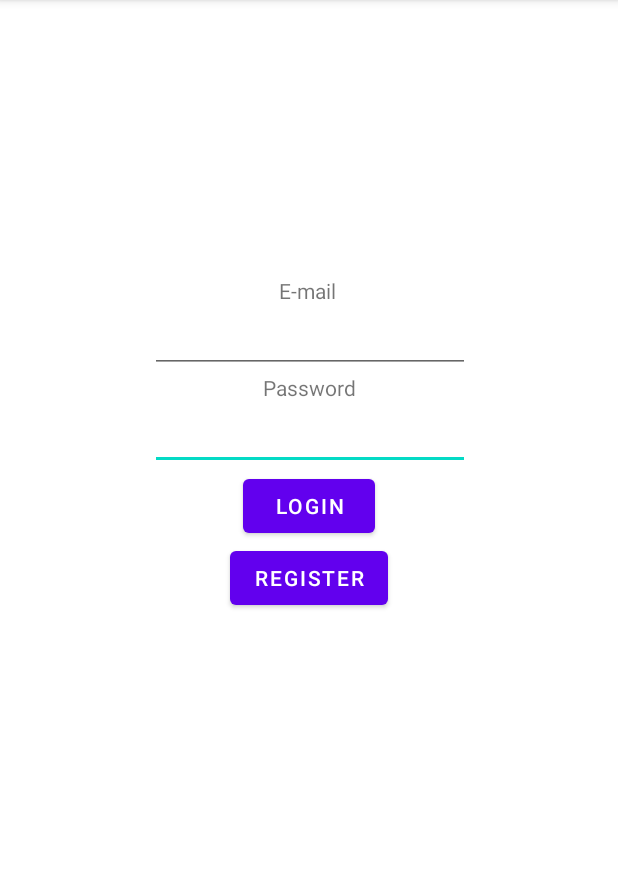
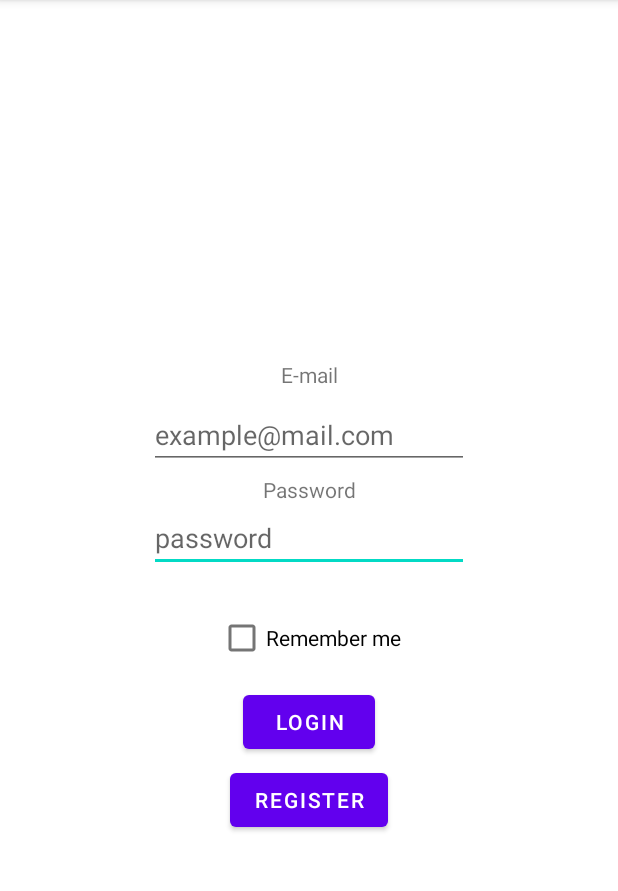
Before and after one commit to valdez-erardtimothy/LaraMoviesAndroid, an Android app: the screen it shows after launch (LoginActivity), after a tap on "LOGIN", on a phone screen of 412 x 824 dp, the part 84-975 px from its top. Run offline under Robolectric (Android 15) with nearby library versions, the phone set to English and light mode, and no system bars; our stand-ins replace Volley; network calls fail.

Commit message:
Remember function

```diff
--- a/app/src/main/java/com/example/laramoviesandroid/LoginActivity.java
+++ b/app/src/main/java/com/example/laramoviesandroid/LoginActivity.java
@@ -4,10 +4,12 @@ import androidx.appcompat.app.AppCompatActivity;
 
 import android.content.Context;
 import android.content.Intent;
+import android.database.Cursor;
 import android.os.Bundle;
 import android.util.Log;
 import android.view.View;
 import android.widget.Button;
+import android.widget.CheckBox;
 import android.widget.EditText;
 import android.widget.Toast;
 
@@ -17,6 +19,7 @@ import com.android.volley.Response;
 import com.android.volley.VolleyError;
 import com.android.volley.toolbox.JsonObjectRequest;
 import com.android.volley.toolbox.Volley;
+import com.example.laramoviesandroid.SQLiteClasses.RememberedUserManager;
 
 import org.json.JSONException;
 import org.json.JSONObject;
@@ -26,6 +29,7 @@ public class LoginActivity extends AppCompatActivity {
     protected EditText mPasswordInput;
     protected Button mLoginButton;
     protected Button mRegisterButton;
+    protected CheckBox mRememberCheckBox;
 
     protected Context mContext;
 
@@ -33,7 +37,22 @@ public class LoginActivity extends AppCompatActivity {
     protected void onCreate(Bundle savedInstanceState) {
         super.onCreate(savedInstanceState);
         setContentView(R.layout.activity_login);
+
         this.initializeMembers();
+//        check if a remembered user exists, if true, try to  authenticate with its details
+        RememberedUserManager rum = new RememberedUserManager(mContext);
+        if(rum.hasRememberedUser()) {
+            Cursor rowCursor = rum.getRememberedUser();
+            rowCursor.moveToFirst();
+            String email = rowCursor.getString(1);
+            String password = rowCursor.getString(2);
+            String name = rowCursor.getString(0);
+
+            Toast.makeText(mContext, "Welcome Back," + name + "!", Toast.LENGTH_LONG).show();
+            attemptLogin(email, password, false);
+        } else {
+            Toast.makeText(mContext, "Welcome! Please log in", Toast.LENGTH_SHORT).show();
+        }
     }
 
     protected void initializeMembers() {
@@ -41,6 +60,7 @@ public class LoginActivity extends AppCompatActivity {
         this.mPasswordInput = (EditText) findViewById(R.id.input_login_password);
         this.mLoginButton = (Button) findViewById(R.id.button_login_login);
         this.mRegisterButton = (Button) findViewById(R.id.button_login_register);
+        this.mRememberCheckBox = (CheckBox) findViewById(R.id.check_login_remember);
         this.mContext = this.getApplicationContext();
         this.setButtonEventListeners();
     }
@@ -51,17 +71,21 @@ public class LoginActivity extends AppCompatActivity {
             public void onClick(View v) {
 //
                 Toast.makeText(mContext, "Trying to log in ", Toast.LENGTH_SHORT).show();
-                LoginActivity.this.attemptLogin();
+
+                String email = mEmailInput.getText().toString();
+                String password = mPasswordInput.getText().toString();
+                boolean remember = mRememberCheckBox.isChecked();
+                LoginActivity.this.attemptLogin(email, password, remember);
             }
         });
     }
 
-    protected void attemptLogin() {
+    protected void attemptLogin(String email, String password, Boolean remember) {
         String url = getResources().getString(R.string.api_url) + "auth/login";
         JSONObject loginInfoJSON = new JSONObject();
         try {
-            loginInfoJSON.put("email", mEmailInput.getText());
-            loginInfoJSON.put("password", mPasswordInput.getText());
+            loginInfoJSON.put("email", email);
+            loginInfoJSON.put("password", password);
         }catch (JSONException e) {
             e.printStackTrace();
         }
@@ -85,12 +109,22 @@ public class LoginActivity extends AppCompatActivity {
                             // Get the JSON array
                             Log.i(null, "response: " + response.toString());
                             String accessToken = response.getString("token");
+                            String user_name = response.getString("name");
+
                             Toast.makeText(mContext, "Login " +response.getString("status"), Toast.LENGTH_SHORT).show();
-//                            shift to the main activity
+//                                if remember me is checked, store in sqlite database
+                            if(remember) {
+
+                                RememberedUserManager rememberHelper = new RememberedUserManager(mContext);
+                                rememberHelper.rememberUser(email, user_name, password);
+                            }
+                            // shift to the main activity
+
                             Intent intent=new Intent(LoginActivity.this ,MainActivity.class);
                             intent.putExtra("access_token",accessToken);
                             LoginActivity.this.startActivity(intent);
                             finish();
+
 
                         }catch (JSONException e){
                             e.printStackTrace();
--- a/app/src/main/java/com/example/laramoviesandroid/MainActivity.java
+++ b/app/src/main/java/com/example/laramoviesandroid/MainActivity.java
@@ -17,6 +17,7 @@ import com.android.volley.Response;
 import com.android.volley.VolleyError;
 import com.android.volley.toolbox.JsonObjectRequest;
 import com.android.volley.toolbox.Volley;
+import com.example.laramoviesandroid.SQLiteClasses.RememberedUserManager;
 
 import org.json.JSONException;
 import org.json.JSONObject;
@@ -92,6 +93,9 @@ public class MainActivity extends AppCompatActivity {
                         // Process the JSON
                         try{
                             // Get the JSON array
+//                            Remove remembered user
+                            RememberedUserManager rum = new RememberedUserManager(mContext);
+                            rum.removeRemember();
 
                             Intent intent=new Intent(MainActivity.this, LoginActivity.class);
                             Toast.makeText(mContext, response.getString("message"), Toast.LENGTH_SHORT).show();
--- /dev/null
+++ b/app/src/main/java/com/example/laramoviesandroid/SQLiteClasses/RememberedUserManager.java
@@ -0,0 +1,117 @@
+package com.example.laramoviesandroid.SQLiteClasses;
+
+import android.content.Context;
+import android.database.Cursor;
+import android.database.sqlite.SQLiteDatabase;
+import android.database.sqlite.SQLiteOpenHelper;
+import android.util.Log;
+
+public class RememberedUserManager {
+    private SQLiteDatabase db;
+    public static final String TABLE_ROW_ID = "_id";
+    public static final String TABLE_ROW_NAME = "name";
+    public static final String TABLE_ROW_EMAIL = "email";
+    public static final String TABLE_ROW_PASSWORD = "password";
+    private static final String DB_NAME = "laramovies_android_db";
+    private static final int DB_VERSION = 1;
+    private static final String TABLE_REMEMBERED_USER ="remembered_user";
+
+
+    private class CustomSQLiteOpenHelper extends SQLiteOpenHelper {
+        public CustomSQLiteOpenHelper(Context context) {
+            super(context, DB_NAME, null, DB_VERSION);
+        }
+
+        @Override
+        public void onCreate(SQLiteDatabase db) {
+            String newTableQueryString = "create table "
+                    + TABLE_REMEMBERED_USER + " ("
+                    + TABLE_ROW_ID
+                    + " integer primary key autoincrement not null,"
+                    + TABLE_ROW_NAME
+                    + " varchar(255) not null," // match the database settings from server
+                    + TABLE_ROW_EMAIL
+                    + " varchar(255) not null," // match the database settings from server
+                    + TABLE_ROW_PASSWORD
+                    + " varchar(64) not null);"; // max of 64 as bcrypt only allows 72
+            db.execSQL(newTableQueryString);
+        }
+
+        @Override
+        public void onUpgrade(SQLiteDatabase db, int oldVersion, int newVersion) {
+
+        }
+    }
+
+        public RememberedUserManager(Context context) {
+        // Create an instance of our internal //CustomSQLiteOpenHelper class
+        CustomSQLiteOpenHelper helper = new CustomSQLiteOpenHelper(context);
+// Get a writable database
+        db = helper.getWritableDatabase();
+
+    }
+
+    /**
+     * called on login
+     * @param email
+     * @param name
+     * @param password
+     */
+    public void rememberUser(String email, String name,  String password){
+        // delete anyone remembered first so we can ensure only single user is remembered
+        removeRemember();
+// Add all the details to the table
+        String query = "INSERT INTO " + TABLE_REMEMBERED_USER + " (" +
+                TABLE_ROW_EMAIL + ", " +
+                TABLE_ROW_PASSWORD + ", " +
+                TABLE_ROW_NAME + ") " +
+                "VALUES (" +
+                "'" + email + "'" + ", " +
+                "'" + password + "'" + ", " +
+                "'" + name + "'" +
+                ");";
+        Log.i("insert() = ", query);
+        db.execSQL(query);
+    }
+
+    /**
+     * call on logout
+     */
+    public void removeRemember(){
+// Delete the details from the table if already exists
+// no need to pinpoint an entry, the table is only supposed to store a single entry
+        String query = "DELETE FROM " + TABLE_REMEMBERED_USER
+//                + " WHERE " + TABLE_ROW_EMAIL
+//                + " = '" + email + "';"
+                ;
+        Log.i("delete() = ", query);
+        db.execSQL(query);
+    }
+
+    public Cursor getRememberedUser() {
+        String query = "SELECT "
+                + TABLE_ROW_NAME + ","
+                + TABLE_ROW_EMAIL + ", "
+                + TABLE_ROW_PASSWORD
+                + " FROM " + TABLE_REMEMBERED_USER
+                + " LIMIT 1 ";
+
+        Cursor c = db.rawQuery(query, null);
+        return c;
+    }
+
+    public boolean hasRememberedUser() {
+        String query = "SELECT "
+                + TABLE_ROW_ID
+                + " FROM "
+                + TABLE_REMEMBERED_USER
+                +"; ";
+        Cursor c = db.rawQuery(query, null);
+
+        boolean hasUser= c.getCount() > 0;
+        return hasUser;
+
+    }
+
+
+}
--- a/app/src/main/res/layout/activity_login.xml
+++ b/app/src/main/res/layout/activity_login.xml
@@ -6,66 +6,85 @@
     android:layout_height="match_parent"
     tools:context=".LoginActivity">
 
-    <TextView
-        android:id="@+id/text_login_email_label"
+    <EditText
+        android:id="@+id/input_login_password"
         android:layout_width="wrap_content"
         android:layout_height="wrap_content"
-        android:layout_marginTop="184dp"
-        android:text="@string/email_label"
+        android:ems="10"
+        android:hint="@string/password_hint"
+        android:inputType="textPersonName"
+        android:password="true"
         app:layout_constraintEnd_toEndOf="parent"
-        app:layout_constraintHorizontal_bias="0.498"
+        app:layout_constraintHorizontal_bias="0.5"
         app:layout_constraintStart_toStartOf="parent"
-        app:layout_constraintTop_toTopOf="parent" />
+        app:layout_constraintTop_toBottomOf="@+id/text_login_password_label" />
+
+    <EditText
+        android:id="@+id/input_login_email"
+        android:layout_width="wrap_content"
+        android:layout_height="wrap_content"
+        android:layout_marginTop="8dp"
+        android:ems="10"
+        android:hint="@string/email_hint"
+        android:inputType="textWebEmailAddress"
+        app:layout_constraintEnd_toEndOf="parent"
+        app:layout_constraintHorizontal_bias="0.5"
+        app:layout_constraintStart_toStartOf="parent"
+        app:layout_constraintTop_toBottomOf="@+id/text_login_email_label" />
 
     <TextView
         android:id="@+id/text_login_password_label"
         android:layout_width="wrap_content"
         android:layout_height="wrap_content"
+        android:layout_marginTop="4dp"
         android:text="@string/password_label"
         app:layout_constraintEnd_toEndOf="parent"
-        app:layout_constraintHorizontal_bias="0.501"
+        app:layout_constraintHorizontal_bias="0.5"
         app:layout_constraintStart_toStartOf="parent"
         app:layout_constraintTop_toBottomOf="@+id/input_login_email" />
+
+    <CheckBox
+        android:id="@+id/check_login_remember"
+        android:layout_width="wrap_content"
+        android:layout_height="wrap_content"
+        android:layout_marginTop="20dp"
+        android:text="@string/remember_label"
+        app:layout_constraintEnd_toEndOf="parent"
+        app:layout_constraintHorizontal_bias="0.5"
+        app:layout_constraintStart_toStartOf="parent"
+        app:layout_constraintTop_toBottomOf="@+id/input_login_password" />
+
+    <TextView
+        android:id="@+id/text_login_email_label"
+        android:layout_width="wrap_content"
+        android:layout_height="wrap_content"
+        android:layout_marginTop="240dp"
+        android:text="@string/email_label"
+        app:layout_constraintEnd_toEndOf="parent"
+        app:layout_constraintHorizontal_bias="0.5"
+        app:layout_constraintStart_toStartOf="parent"
+        app:layout_constraintTop_toTopOf="parent" />
 
     <Button
         android:id="@+id/button_login_register"
         android:layout_width="wrap_content"
         android:layout_height="wrap_content"
+        android:layout_marginTop="4dp"
         android:text="@string/register"
         app:layout_constraintEnd_toEndOf="parent"
+        app:layout_constraintHorizontal_bias="0.5"
         app:layout_constraintStart_toStartOf="parent"
         app:layout_constraintTop_toBottomOf="@+id/button_login_login" />
-
-    <EditText
-        android:id="@+id/input_login_password"
-        android:layout_width="wrap_content"
-        android:layout_height="wrap_content"
-        android:ems="10"
-        android:inputType="textPersonName"
-        android:password="true"
-        app:layout_constraintEnd_toEndOf="parent"
-        app:layout_constraintHorizontal_bias="0.502"
-        app:layout_constraintStart_toStartOf="parent"
-        app:layout_constraintTop_toBottomOf="@+id/text_login_password_label" />
 
     <Button
         android:id="@+id/button_login_login"
         android:layout_width="wrap_content"
         android:layout_height="wrap_content"
+        android:layout_marginTop="8dp"
         android:text="@string/login"
         app:layout_constraintEnd_toEndOf="parent"
+        app:layout_constraintHorizontal_bias="0.5"
         app:layout_constraintStart_toStartOf="parent"
-        app:layout_constraintTop_toBottomOf="@+id/input_login_password" />
-
-    <EditText
-        android:id="@+id/input_login_email"
-        android:layout_width="wrap_content"
-        android:layout_height="wrap_content"
-        android:ems="10"
-        android:inputType="textWebEmailAddress"
-        app:layout_constraintEnd_toEndOf="parent"
-        app:layout_constraintHorizontal_bias="0.502"
-        app:layout_constraintStart_toStartOf="parent"
-        app:layout_constraintTop_toBottomOf="@+id/text_login_email_label" />
+        app:layout_constraintTop_toBottomOf="@+id/check_login_remember" />
 
 </androidx.constraintlayout.widget.ConstraintLayout>
--- a/app/src/main/res/values/strings.xml
+++ b/app/src/main/res/values/strings.xml
@@ -30,4 +30,8 @@
     <string name="register">Register</string>
     <string name="email_label">E-mail</string>
     <string name="password_label">Password</string>
+    <string name="name_label">Name</string>
+    <string name="remember_label">Remember me</string>
+    <string name="email_hint">example@mail.com</string>
+    <string name="password_hint">password</string>
 </resources>
```
